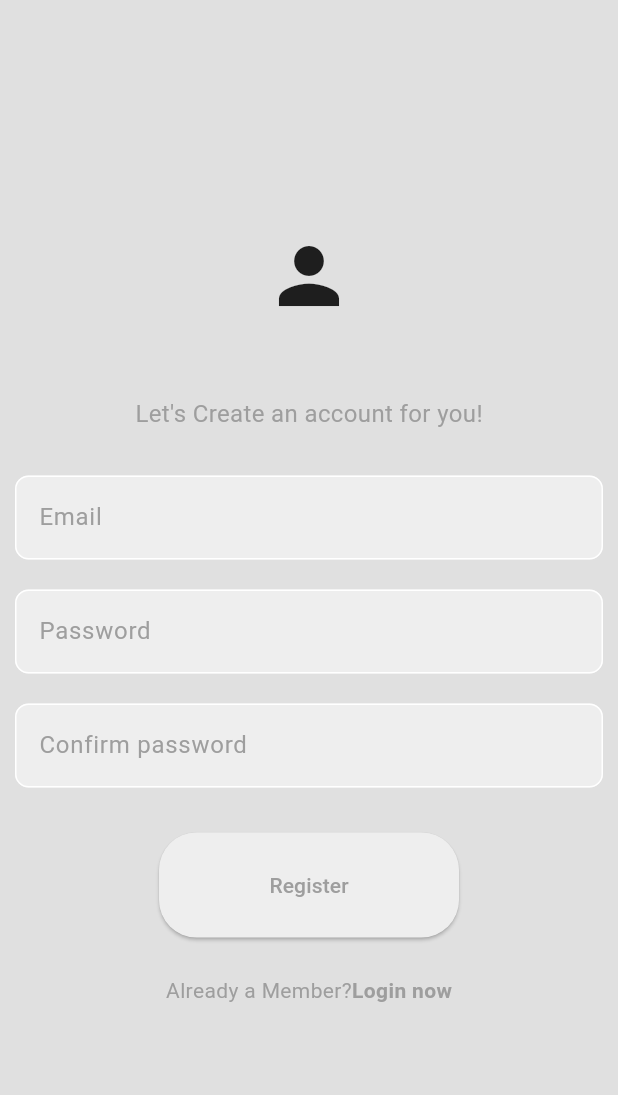
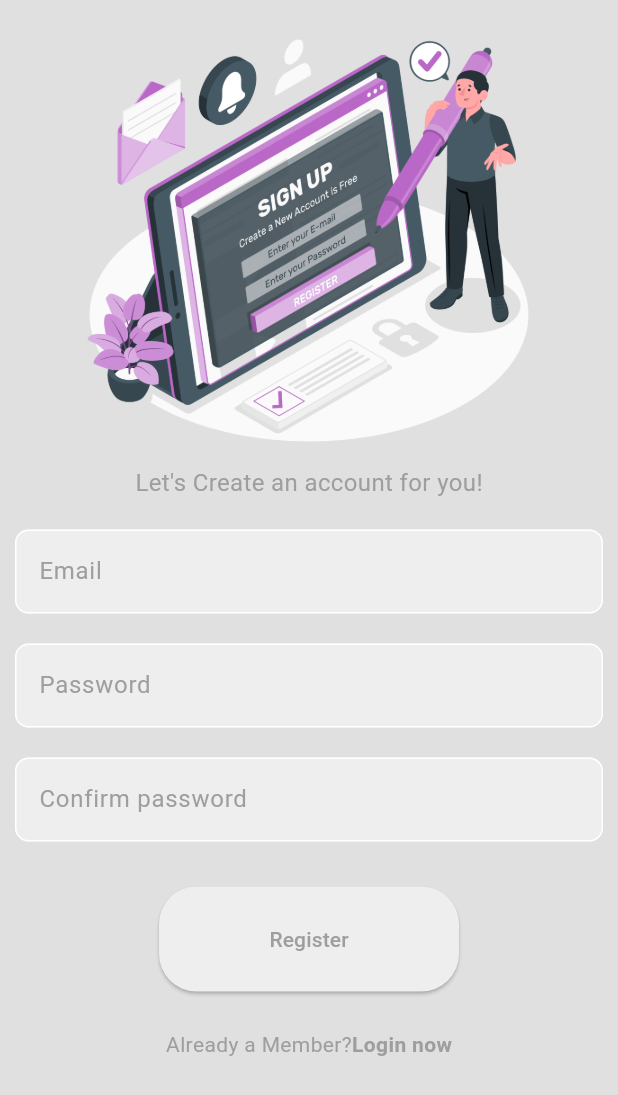
Before and after one commit to su-resh/msg_app, a Flutter app: the screen it shows after launch, after a tap on "Register now", on a phone screen of 412 x 824 dp. Shown: the top 1095 px of the screen. Run offline on Flutter 3.47's test engine with Material 3 defaults, Android fonts, the phone set to English and light mode, and no system bars; our stand-ins replace cloud_firestore, firebase_auth, firebase_core; accounts and stored records are empty; network calls fail.

Commit message:
better one

```diff
--- a/lib/pages/login_page.dart
+++ b/lib/pages/login_page.dart
@@ -41,15 +41,13 @@ class LoginPage extends StatelessWidget {
   Widget build(BuildContext context) {
     return Scaffold(
       backgroundColor: Theme.of(context).colorScheme.background,
-      body: Column(
+      body: SingleChildScrollView(
+        child: Column(
           mainAxisAlignment: MainAxisAlignment.center,
           children: [
-         const Icon(
-            Icons.person,
-            size: 60,
-            color: Colors.black87,
+            Image.asset("assets/sigin.png", height: 300, width: 400
             ),
-          const SizedBox(height: 50),
+            const SizedBox(height: 10),
             Text(
               "Welcome Back!",
               style: TextStyle(
@@ -57,7 +55,7 @@ class LoginPage extends StatelessWidget {
                 fontSize: 16,
               ),
             ),
-          const SizedBox(height: 25),
+            const SizedBox(height: 10),
             MyTextField(
               hintText: "Email",
               obscureText: false,
@@ -98,6 +96,7 @@ class LoginPage extends StatelessWidget {
             )
           ],
         ),
+      ),
     );
   }
 }
--- a/lib/pages/register_page.dart
+++ b/lib/pages/register_page.dart
@@ -39,16 +39,13 @@ class RegisterPage extends StatelessWidget {
   Widget build(BuildContext context) {
     return Scaffold(
       backgroundColor: Theme.of(context).colorScheme.background,
-      body: Column(
+      body: SingleChildScrollView(
+        child: Column(
           mainAxisAlignment: MainAxisAlignment.center,
           children: [
-          const
-          Icon(
-            Icons.person,
-            size: 60,
-            color: Colors.black87,
+            Image.asset("assets/signup.png", height: 300, width: 400
               ),
-          const SizedBox(height: 50),
+            const SizedBox(height: 10),
             Text(
               "Let's Create an account for you!",
               style: TextStyle(
@@ -56,7 +53,7 @@ class RegisterPage extends StatelessWidget {
                 fontSize: 16,
               ),
             ),
-          const SizedBox(height: 25),
+            const SizedBox(height: 15),
             MyTextField(
               hintText: "Email",
               obscureText: false,
@@ -103,6 +100,7 @@ class RegisterPage extends StatelessWidget {
             )
           ],
         ),
+      ),
     );
   }
 }
--- a/pubspec.yaml
+++ b/pubspec.yaml
@@ -64,8 +64,9 @@ flutter:
   uses-material-design: true
 
   # To add assets to your application, add an assets section, like this:
-  # assets:
-  #   - images/a_dot_burr.jpeg
+  assets:
+    - assets/sigin.png
+    - assets/signup.png
   #   - images/a_dot_ham.jpeg
 
   # An image asset can refer to one or more resolution-specific "variants", see
```
Also changed, not shown: assets/sigin.png (added), assets/signup.png (added), 1 other file. Lines whose indentation alone changed are shown as unchanged.
